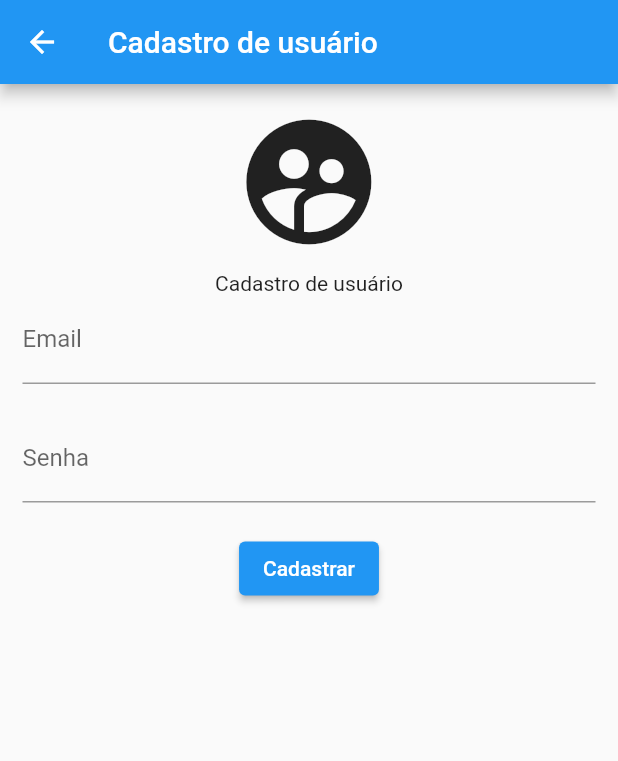
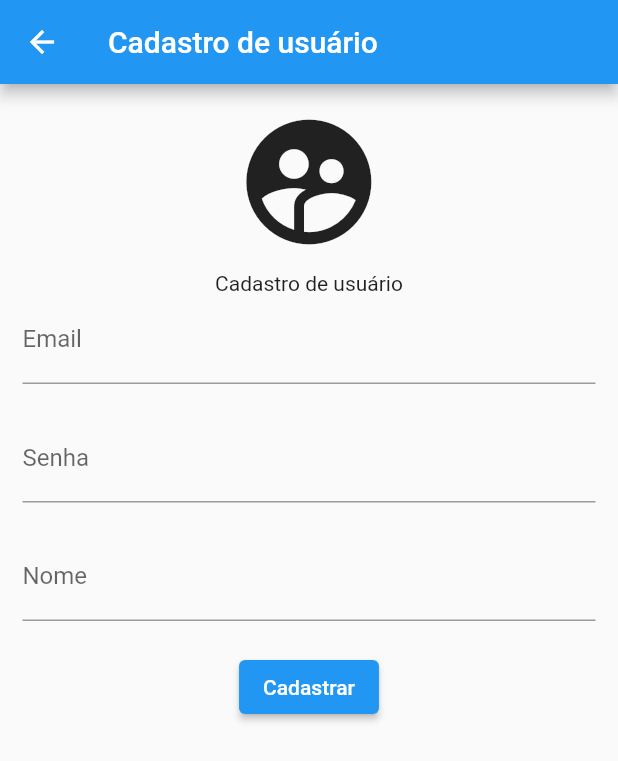
Before and after one commit to isaiasFelixEstudos/setimo_projeto, a Flutter app: the PaginaDeCadastrofora screen opened by its route, after a tap on "Cadastrar", on a phone screen of 412 x 824 dp. Shown: the top 761 px of the screen. Run offline on Flutter 3.47's test engine with Material 2 defaults, Android fonts, the light colour scheme and no system bars; our stand-ins replace cloud_firestore, firebase_auth, firebase_core, get, google_sign_in; accounts and stored records are empty; network calls fail.

Commit message:
alterações

```diff
--- a/app_biblioteca/lib/app/cadastroUser.dart
+++ b/app_biblioteca/lib/app/cadastroUser.dart
@@ -1,5 +1,6 @@
 import 'package:firebase_auth/firebase_auth.dart';
 import 'package:flutter/material.dart';
+import 'package:cloud_firestore/cloud_firestore.dart';
 import 'package:flutter/rendering.dart';
 import 'dart:async';
 
@@ -15,10 +16,18 @@ class _PaginaDeCadastroforaState extends State<PaginaDeCadastrofora> {
   //bool _emailValido = false;
   bool _formValido = false;
   TextEditingController _emailvalido = TextEditingController();
-  TextEditingController _senhavalida = TextEditingController();
+  TextEditingController _senhavalida = TextEditingController();TextEditingController _nome = TextEditingController();
 
   void _validacaoFormulario() {
     _formkey.currentState?.validate();
+  }
+  final db = FirebaseFirestore.instance;
+  Future<void> AddUser() async {
+    final livro = <String, dynamic>{"nome": "${_nome.text}"};
+    db.collection('usuarios').add(livro).then(
+          (DocumentReference doc) =>
+              print('DocumentSnapshot added with ID: ${doc.id}'),
+        );
   }
 
   Future<void> cadastrarBase() async {
@@ -49,6 +58,7 @@ class _PaginaDeCadastroforaState extends State<PaginaDeCadastrofora> {
     super.initState();
     _emailvalido.addListener(_validacaoFormulario);
     _senhavalida.addListener(_validacaoFormulario);
+    _nome.addListener(_validacaoFormulario);
   }
 
   @override
@@ -56,6 +66,7 @@ class _PaginaDeCadastroforaState extends State<PaginaDeCadastrofora> {
     super.dispose();
     _emailvalido.removeListener(_validacaoFormulario);
     _senhavalida.removeListener(_validacaoFormulario);
+    _nome.removeListener(_validacaoFormulario);
   }
 
   @override
@@ -121,8 +132,32 @@ class _PaginaDeCadastroforaState extends State<PaginaDeCadastrofora> {
                 SizedBox(
                   height: 20,
                 ),
+                TextFormField(
+                  autovalidateMode: AutovalidateMode.onUserInteraction,
+                  controller: _nome,
+                  decoration: InputDecoration(
+                    errorStyle: TextStyle(
+                        color: _formValido ? Colors.blue : Colors.red),
+                    errorBorder: OutlineInputBorder(
+                        borderSide: BorderSide(
+                            color: _formValido ? Colors.blue : Colors.red)),
+                    labelText: "Nome",
+                  ),
+                  onChanged: (value) {
+                    setState(() {
+                      _formValido = value.isNotEmpty;
+                    });
+                  },
+                  validator: _validarEntrada,
+                ),
+                SizedBox(
+                  height: 20,
+                ),
                 ElevatedButton(
-                  onPressed: cadastrarBase,
+                  onPressed: (){
+                    AddUser();
+                    cadastrarBase();
+                  },
                   child: Text('Cadastrar'),
                 ),
               ],
--- a/app_biblioteca/lib/app/paginas/addbook.dart
+++ b/app_biblioteca/lib/app/paginas/addbook.dart
@@ -1,5 +1,4 @@
 import 'package:flutter/material.dart';
-
 import 'package:cloud_firestore/cloud_firestore.dart';
 
 class AddLivro extends StatefulWidget {
--- a/app_biblioteca/lib/app/paginas/livros.dart
+++ b/app_biblioteca/lib/app/paginas/livros.dart
@@ -1,4 +1,3 @@
-import 'package:app_biblioteca/app/paginas/arealivros.dart';
 import 'package:flutter/material.dart';
 import 'package:cloud_firestore/cloud_firestore.dart';
 import 'package:app_biblioteca/ferramentas/appBar.dart';
--- a/app_biblioteca/lib/ferramentas/appBar.dart
+++ b/app_biblioteca/lib/ferramentas/appBar.dart
@@ -28,7 +28,7 @@ class CustomAppBar extends StatelessWidget implements PreferredSizeWidget {
         GestureDetector(
           onTap: () {
             deslogarFirebase();
-            Navigator.of(context).pushNamed('/login');
+            Navigator.popUntil(context, ModalRoute.withName('/login'),);
           },
           child: Icon(Icons.logout),
         )
--- a/app_biblioteca/lib/ferramentas/drawer.dart
+++ b/app_biblioteca/lib/ferramentas/drawer.dart
@@ -10,9 +10,10 @@ class CustomDrawer extends StatefulWidget {
 }
 
 class _CustomDrawerState extends State<CustomDrawer> {
+  final controllUser = Get.put(UserController());
   @override
   Widget build(BuildContext context) {
-    final controllUser = Get.put(UserController());
+
     return Drawer(
       child: ListView(
         children: [
--- a/untitled/lib/paginas/subpaginas/cadastro_livro.dart
+++ b/untitled/lib/paginas/subpaginas/cadastro_livro.dart
@@ -1,4 +1,3 @@
-import 'package:cloud_firestore/cloud_firestore.dart';
 import 'package:flutter/material.dart';
 import 'package:flutter/widgets.dart';
 
```
Also changed, not shown: app_biblioteca/lib/app/login.dart (+11 -3 lines), app_biblioteca/lib/app/paginas/bookUser.dart (+5 -2 lines), 1 other file.
